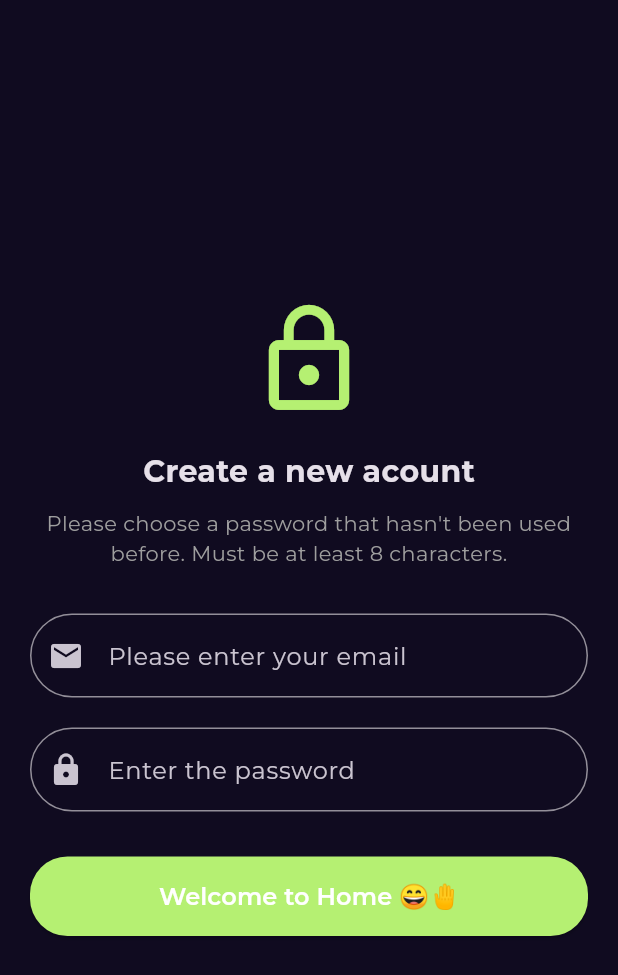
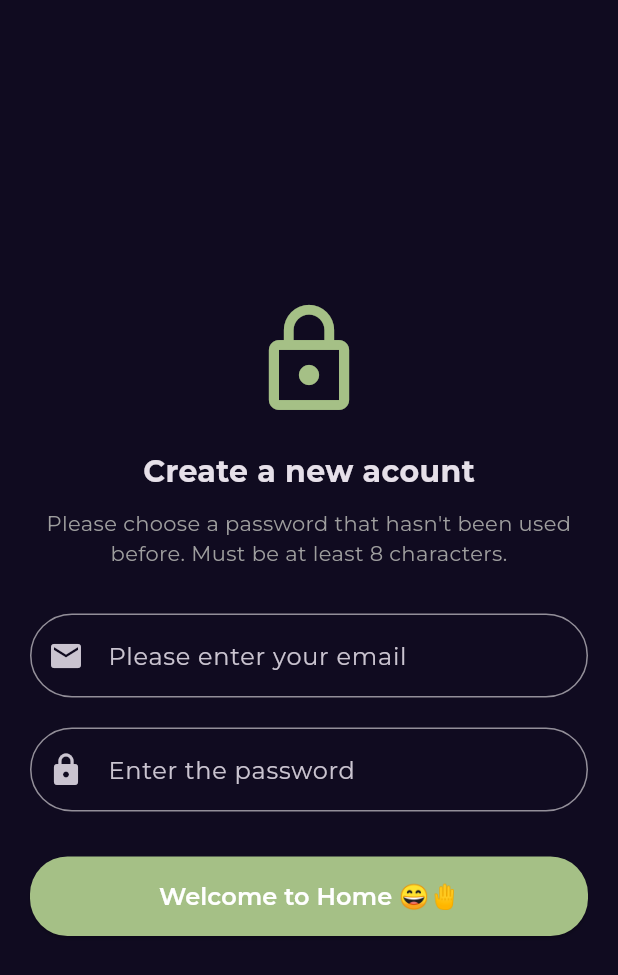
Before and after one commit to engmostafataher/anetv_app, a Flutter app: the screen it shows after launch, on a phone screen of 412 x 824 dp. Shown: the top 975 px of the screen. Run offline on Flutter 3.47's test engine with Material 3 defaults, Android fonts, the phone set to English and light mode, and no system bars; our stand-ins replace dartz, dio, flutter_bloc, get_it, go_router, google_fonts and 2 more.

Commit message:
Modify the login color

```diff
--- a/lib/featuers/auth/presentation/views/widgets/login_auth_body.dart
+++ b/lib/featuers/auth/presentation/views/widgets/login_auth_body.dart
@@ -25,7 +25,7 @@ class _LoginAuthBodyState extends State<LoginAuthBody> {
             child: Icon(
               Icons.lock_outline,
               size: 80,
-              color: Color(0xffFFB5F072),
+              color: Color.fromARGB(255, 165, 192, 134),
             ),
           ),
           const SizedBox(height: 20),
@@ -81,7 +81,7 @@ class _LoginAuthBodyState extends State<LoginAuthBody> {
             width: double.infinity,
             child: ElevatedButton(
               style: ElevatedButton.styleFrom(
-                backgroundColor: const Color(0xffFFB5F072),
+                backgroundColor: const Color.fromARGB(255, 165, 192, 134),
                 padding: const EdgeInsets.symmetric(vertical: 15),
                 shape: RoundedRectangleBorder(
                   borderRadius: BorderRadius.circular(25),
```
